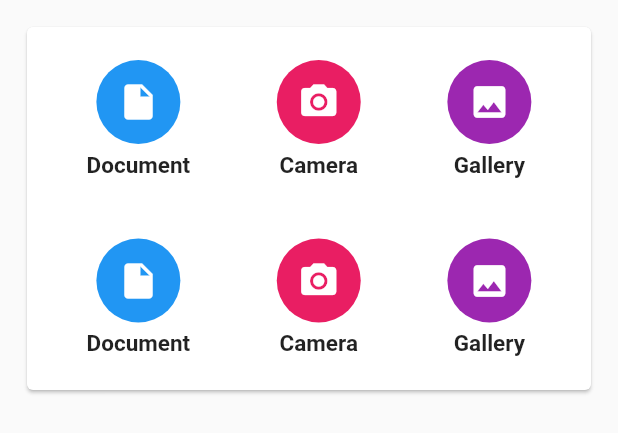
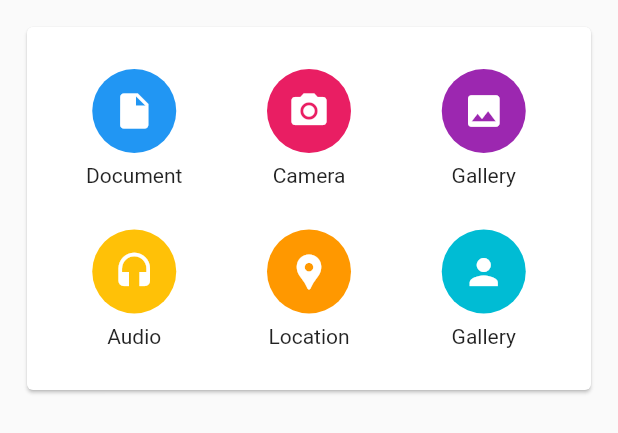
Before and after one commit to garamkim83/untitled_chatting_game, a Flutter app: the Bottomsheet widget shown alone on an empty page, opened directly, on a phone screen of 412 x 824 dp. Shown: the top 433 px of the screen. Run offline on Flutter 3.47's test engine with Material 2 defaults, Android fonts, the phone set to English and light mode, and no system bars; our stand-ins replace emoji_picker_flutter, font_awesome_flutter.

Commit message:
made bottomsheet

```diff
--- a/lib/ButtonAndMenu/bottomsheet.dart
+++ b/lib/ButtonAndMenu/bottomsheet.dart
@@ -29,9 +29,9 @@ class _BottomsheetState extends State<Bottomsheet> {
             Row(
               mainAxisAlignment: MainAxisAlignment.spaceEvenly,
               children: [
-                Iconcreation(Icons.insert_drive_file, Colors.blue, "Document"),
-                Iconcreation(Icons.camera_alt, Colors.pink, "Camera"),
-                Iconcreation(Icons.insert_photo, Colors.purple, "Gallery"),
+                Iconcreation(Icons.headset, Colors.amber, "Audio"),
+                Iconcreation(Icons.location_pin, Colors.orange, "Location"),
+                Iconcreation(Icons.person, Colors.cyan, "Gallery"),
               ],
             )
           ],
@@ -42,8 +42,10 @@ class _BottomsheetState extends State<Bottomsheet> {
 }
 
 Widget Iconcreation(IconData icon, Color color, String text) {
-  return Padding(
-    padding: EdgeInsets.all(18),
+  return InkWell(
+    onTap: () {},
+    child: SizedBox(
+      width: 90,
       child: Column(
         children: [
           CircleAvatar(
@@ -56,13 +58,17 @@ Widget Iconcreation(IconData icon, Color color, String text) {
             ),
           ),
           SizedBox(
-          height: 5,
+            height: 7,
           ),
           Text(
             text,
-          style: TextStyle(fontWeight: FontWeight.bold, fontSize: 15),
+            style: TextStyle(
+              //fontWeight: FontWeight.w600,
+              fontSize: 14,
+            ),
           ),
         ],
       ),
+    ),
   );
 }
--- a/lib/CustomUI/friendProfileCard.dart
+++ b/lib/CustomUI/friendProfileCard.dart
@@ -13,6 +13,11 @@ class _friendProfileCardState extends State<friendProfileCard> {
     return ListTile(
       leading: CircleAvatar(
         radius: 30,
+        child: Icon(
+          Icons.person_outline,
+          color: Colors.white,
+          size: 38,
+        ),
         backgroundColor: Colors.blueGrey,
       ),
       title: Text(
--- a/lib/Page/chatPage.dart
+++ b/lib/Page/chatPage.dart
@@ -1,5 +1,6 @@
 import 'package:flutter/material.dart';
 import 'package:untitled_chatting_game/Model/chatModel.dart';
+import 'package:untitled_chatting_game/Page/selectContact.dart';
 
 import '../CustomUI/chatCard.dart';
 import '../Model/chatModel.dart';
@@ -43,7 +44,10 @@ class _ChatPageState extends State<ChatPage> {
   Widget build(BuildContext context) {
     return Scaffold(
       floatingActionButton: FloatingActionButton(
-        onPressed: () {},
+        onPressed: () {
+          Navigator.push(context,
+              MaterialPageRoute(builder: (builder) => SelectContact()));
+        },
         child: Icon(Icons.chat),
       ),
       body: ListView.builder(
--- a/lib/Page/individualChatPage.dart
+++ b/lib/Page/individualChatPage.dart
@@ -5,6 +5,7 @@ import 'package:flutter/foundation.dart';
 import 'package:flutter/material.dart';
 
 import 'package:untitled_chatting_game/Model/chatModel.dart';
+import 'package:untitled_chatting_game/Themes/theme1.dart';
 import '../ButtonAndMenu/bottomsheet.dart';
 
 class IndividualChatPage extends StatefulWidget {
@@ -57,7 +58,6 @@ class _IndividualChatPageState extends State<IndividualChatPage> {
                   widget.chatModel.isGroup ? Icons.group : Icons.person_outline,
                   color: Colors.white,
                 ),
-                backgroundColor: Colors.blueGrey,
               ),
             ],
           ),
--- a/lib/Themes/theme1.dart
+++ b/lib/Themes/theme1.dart
@@ -6,15 +6,15 @@ ThemeData theme1() {
     primaryColorDark: Colors.blueGrey,
     colorScheme: ColorScheme(
       brightness: Brightness.light,
-      primary: Color.fromRGBO(22, 138, 173, 1),
+      primary: Color.fromRGBO(2, 62, 138, 1),
       onPrimary: Colors.white,
-      secondary: Color.fromRGBO(30, 96, 145, 1),
+      secondary: Color.fromRGBO(0, 119, 182, 1),
       onSecondary: Colors.white,
       tertiary: Colors.blueGrey,
       onTertiary: Colors.white,
       error: Colors.yellow,
       onError: Colors.black,
-      background: Color.fromARGB(255, 115, 150, 150),
+      background: Color.fromARGB(255, 172, 194, 199),
       onBackground: Colors.white,
       surface: Color.fromRGBO(181, 228, 140, 1),
       onSurface: Colors.greenAccent,
```
Also changed, not shown: lib/Page/selectContact.dart (added, +15 -0 lines), lib/homescreen.dart (+12 -3 lines). Lines whose indentation alone changed are shown as unchanged.
